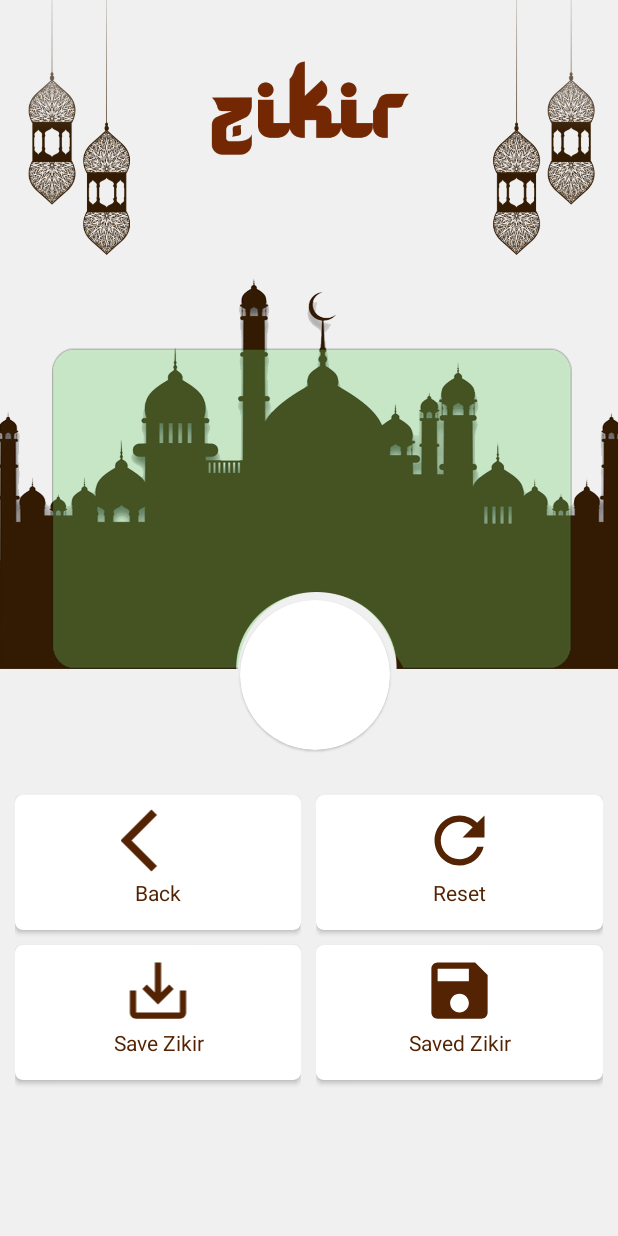
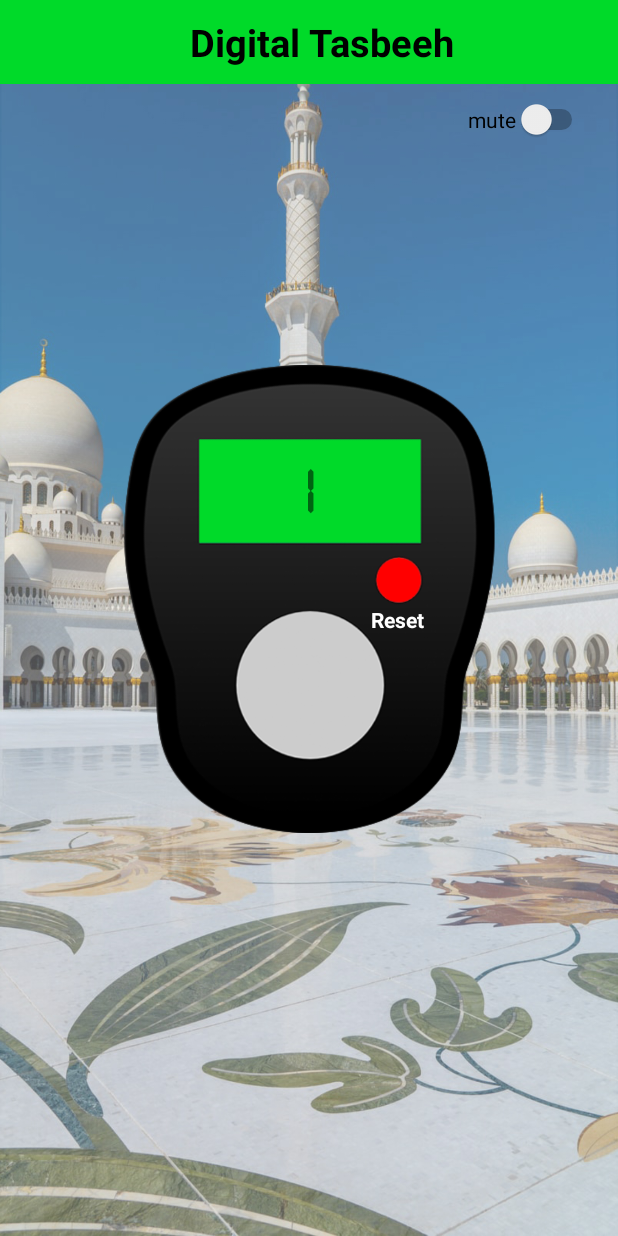
Before and after one commit to abidasobhan19/Digital_Tajbi, an Android app: the screen it shows after launch (UiActivity before the commit, MainActivity after it), on a phone screen of 412 x 824 dp. Run offline under Robolectric (Android 15) with nearby library versions, the phone set to English and light mode, and no system bars.

Commit message:
Revert "0104"

```diff
--- a/app/src/main/java/com/forbitbd/islam/UiActivity.java
+++ /dev/null
@@ -1,14 +0,0 @@
-package com.forbitbd.islam;
-
-import androidx.appcompat.app.AppCompatActivity;
-
-import android.os.Bundle;
-
-public class UiActivity extends AppCompatActivity {
-
-    @Override
-    protected void onCreate(Bundle savedInstanceState) {
-        super.onCreate(savedInstanceState);
-        setContentView(R.layout.activity_ui);
-    }
-}
--- a/app/src/main/res/drawable/ic_back.xml
+++ /dev/null
@@ -1,11 +0,0 @@
-<vector xmlns:android="http://schemas.android.com/apk/res/android"
-    android:width="24dp"
-    android:height="24dp"
-    android:viewportWidth="24"
-    android:viewportHeight="24"
-    android:tint="?attr/color"
-    android:autoMirrored="true">
-  <path
-      android:fillColor="@color/main"
-      android:pathData="M11.67,3.87L9.9,2.1 0,12l9.9,9.9 1.77,-1.77L3.54,12z"/>
-</vector>
--- a/app/src/main/res/drawable/ic_baseline_refresh_24.xml
+++ /dev/null
@@ -1,10 +0,0 @@
-<vector xmlns:android="http://schemas.android.com/apk/res/android"
-    android:width="24dp"
-    android:height="24dp"
-    android:viewportWidth="24"
-    android:viewportHeight="24"
-    android:tint="?attr/color">
-  <path
-      android:fillColor="@color/main"
-      android:pathData="M17.65,6.35C16.2,4.9 14.21,4 12,4c-4.42,0 -7.99,3.58 -7.99,8s3.57,8 7.99,8c3.73,0 6.84,-2.55 7.73,-6h-2.08c-0.82,2.33 -3.04,4 -5.65,4 -3.31,0 -6,-2.69 -6,-6s2.69,-6 6,-6c1.66,0 3.14,0.69 4.22,1.78L13,11h7V4l-2.35,2.35z"/>
-</vector>
--- a/app/src/main/res/drawable/ic_baseline_save_alt_24.xml
+++ /dev/null
@@ -1,10 +0,0 @@
-<vector xmlns:android="http://schemas.android.com/apk/res/android"
-    android:width="24dp"
-    android:height="24dp"
-    android:viewportWidth="24"
-    android:viewportHeight="24"
-    android:tint="?attr/color">
-  <path
-      android:fillColor="@color/main"
-      android:pathData="M19,12v7L5,19v-7L3,12v7c0,1.1 0.9,2 2,2h14c1.1,0 2,-0.9 2,-2v-7h-2zM13,12.67l2.59,-2.58L17,11.5l-5,5 -5,-5 1.41,-1.41L11,12.67L11,3h2z"/>
-</vector>
--- a/app/src/main/res/drawable/saved.xml
+++ /dev/null
@@ -1,10 +0,0 @@
-<vector xmlns:android="http://schemas.android.com/apk/res/android"
-    android:width="24dp"
-    android:height="24dp"
-    android:viewportWidth="24"
-    android:viewportHeight="24"
-    android:tint="?attr/color">
-  <path
-      android:fillColor="@color/main"
-      android:pathData="M17,3L5,3c-1.11,0 -2,0.9 -2,2v14c0,1.1 0.89,2 2,2h14c1.1,0 2,-0.9 2,-2L21,7l-4,-4zM12,19c-1.66,0 -3,-1.34 -3,-3s1.34,-3 3,-3 3,1.34 3,3 -1.34,3 -3,3zM15,9L5,9L5,5h10v4z"/>
-</vector>
--- a/app/src/main/res/layout/activity_main.xml
+++ b/app/src/main/res/layout/activity_main.xml
@@ -7,8 +7,24 @@
     android:layout_height="match_parent"
     android:orientation="vertical"
     tools:context=".MainActivity"
-    android:background="@drawable/digital_tasbih">
+    android:background="@drawable/mosque">
 
+    <com.google.android.material.appbar.MaterialToolbar
+        android:id="@+id/toolbar"
+        android:layout_width="match_parent"
+        android:background="@color/green"
+        android:layout_height="wrap_content">
+
+        <TextView
+            android:layout_width="match_parent"
+            android:layout_height="wrap_content"
+            android:textSize="25sp"
+            android:textStyle="bold"
+            android:text="Digital Tasbeeh"
+            android:gravity="center"
+            android:textColor="@color/black"/>
+
+    </com.google.android.material.appbar.MaterialToolbar>
 
     <Switch
         android:id="@+id/mute"
@@ -17,8 +33,7 @@
         android:layout_gravity="end"
         android:layout_marginTop="10dp"
         android:layout_marginEnd="20dp"
-        android:text="mute"
-        android:textColor="@color/white"/>
+        android:text="mute"/>
 
     <RelativeLayout
         android:layout_width="match_parent"
@@ -29,14 +44,8 @@
             android:scaleType="fitCenter"
             android:layout_width="match_parent"
             android:layout_height="wrap_content"
-            android:padding="50dp"
+            android:layout_margin="50dp"
             android:src="@drawable/tasbih" />
-
-        <LinearLayout
-            android:layout_width="match_parent"
-            android:layout_height="wrap_content"
-            android:orientation="vertical"
-            android:gravity="center">
 
         <TextView
             android:gravity="center"
@@ -46,33 +55,30 @@
             android:fontFamily="@font/seven"
             android:layout_width="match_parent"
             android:layout_height="50dp"
-                android:layout_marginTop="207dp"/>
-
-            <com.google.android.material.button.MaterialButton
-                android:background="@color/Transparent"
-                android:layout_marginLeft="57dp"
-                android:layout_marginTop="10dp"
-                android:id="@+id/btn_reset"
-                android:layout_width="40dp"
-                android:layout_height="40dp"/>
+            android:layout_marginTop="210dp"/>
 
         <com.google.android.material.button.MaterialButton
             android:background="@drawable/effect"
             android:id="@+id/btn"
             android:layout_width="100dp"
             android:layout_height="100dp"
-                android:layout_gravity="center"
-               android:layout_marginTop="5dp" />
+            android:layout_marginLeft="155dp"
+            android:layout_marginTop="310dp" />
 
-        </LinearLayout>
-
+        <com.google.android.material.button.MaterialButton
+            android:background="@color/Transparent"
+            android:layout_marginLeft="247dp"
+            android:layout_marginTop="273dp"
+            android:id="@+id/btn_reset"
+            android:layout_width="40dp"
+            android:layout_height="40dp"/>
 
         <TextView
             android:gravity="center"
             android:text="Reset"
             android:textColor="@color/white"
             android:textStyle="bold"
-            android:layout_marginLeft="244dp"
+            android:layout_marginLeft="240dp"
             android:layout_marginTop="310dp"
             android:layout_width="50dp"
             android:layout_height="wrap_content"
--- a/app/src/main/res/layout/activity_ui.xml
+++ /dev/null
@@ -1,172 +0,0 @@
-<?xml version="1.0" encoding="utf-8"?>
-<LinearLayout
-    xmlns:android="http://schemas.android.com/apk/res/android"
-    xmlns:app="http://schemas.android.com/apk/res-auto"
-    xmlns:tools="http://schemas.android.com/tools"
-    android:layout_width="match_parent"
-    android:layout_height="match_parent"
-    android:background="@drawable/dfffdasfs"
-    tools:context=".UiActivity">
-
-    <LinearLayout
-        android:layout_width="match_parent"
-        android:layout_height="wrap_content"
-        android:orientation="vertical">
-
-        <TextView
-            android:gravity="center"
-            android:textSize="40sp"
-            android:textStyle="bold"
-            android:fontFamily="@font/seven"
-            android:layout_width="match_parent"
-            android:layout_height="50dp"
-            android:textColor="@color/white"
-            android:layout_marginTop="250dp"/>
-
-        <com.google.android.material.card.MaterialCardView
-            android:layout_width="100dp"
-            android:layout_height="100dp"
-            android:clickable="true"
-            android:layout_marginTop="100dp"
-            android:layout_marginLeft="160dp"
-            app:cardCornerRadius="100dp"/>
-
-            <LinearLayout
-                android:layout_width="match_parent"
-                android:layout_height="wrap_content"
-                android:orientation="horizontal"
-                android:layout_marginLeft="10dp"
-                android:layout_marginTop="30dp">
-
-                <LinearLayout
-                    android:layout_width="0dp"
-                    android:layout_weight="1"
-                    android:layout_height="wrap_content"
-                    android:orientation="vertical"
-                    android:layout_marginRight="10dp">
-
-                    <com.google.android.material.card.MaterialCardView
-                        android:layout_width="match_parent"
-                        android:layout_height="90dp"
-                        app:cardCornerRadius="5dp"
-                        app:cardElevation="2dp"
-                        android:layout_marginBottom="10dp">
-
-                        <LinearLayout
-                            android:layout_width="match_parent"
-                            android:layout_height="wrap_content"
-                            android:orientation="vertical">
-
-                            <ImageView
-                                android:layout_width="match_parent"
-                                android:layout_height="50dp"
-                                android:src="@drawable/ic_back"
-                                android:layout_marginTop="5dp"
-                                android:layout_gravity="center" />
-                            <TextView
-                                android:layout_width="match_parent"
-                                android:layout_height="wrap_content"
-                                android:gravity="center"
-                                android:textColor="@color/main"
-                                android:text="Back"/>
-                        </LinearLayout>
-                    </com.google.android.material.card.MaterialCardView>
-                    <com.google.android.material.card.MaterialCardView
-                        android:layout_width="match_parent"
-                        android:layout_height="90dp"
-                        app:cardCornerRadius="5dp"
-                        app:cardElevation="2dp"
-                        android:layout_marginBottom="10dp">
-
-                        <LinearLayout
-                            android:layout_width="match_parent"
-                            android:layout_height="wrap_content"
-                            android:orientation="vertical">
-
-                            <ImageView
-                                android:layout_width="match_parent"
-                                android:layout_height="50dp"
-                                android:src="@drawable/ic_baseline_save_alt_24"
-                                android:layout_marginTop="5dp"
-                                android:layout_gravity="center" />
-                            <TextView
-                                android:layout_width="match_parent"
-                                android:layout_height="wrap_content"
-                                android:gravity="center"
-                                android:textColor="@color/main"
-                                android:text="Save Zikir"/>
-                        </LinearLayout>
-                    </com.google.android.material.card.MaterialCardView>
-
-                </LinearLayout>
-
-                <LinearLayout
-                    android:layout_width="0dp"
-                    android:layout_weight="1"
-                    android:layout_height="match_parent"
-                    android:orientation="vertical"
-                    android:layout_marginRight="10dp">
-
-                    <com.google.android.material.card.MaterialCardView
-                        android:layout_width="match_parent"
-                        android:layout_height="90dp"
-                        app:cardCornerRadius="5dp"
-                        app:cardElevation="2dp"
-                        android:layout_marginBottom="10dp">
-
-                        <LinearLayout
-                            android:layout_width="match_parent"
-                            android:layout_height="wrap_content"
-                            android:orientation="vertical">
-
-                            <ImageView
-                                android:layout_width="match_parent"
-                                android:layout_height="50dp"
-                                android:src="@drawable/ic_baseline_refresh_24"
-                                android:layout_marginTop="5dp"
-                                android:layout_gravity="center" />
-                            <TextView
-                                android:layout_width="match_parent"
-                                android:layout_height="wrap_content"
-                                android:gravity="center"
-                                android:textColor="@color/main"
-                                android:text="Reset"/>
-                        </LinearLayout>
-                    </com.google.android.material.card.MaterialCardView>
-                    <com.google.android.material.card.MaterialCardView
-                        android:layout_width="match_parent"
-                        android:layout_height="90dp"
-                        app:cardCornerRadius="5dp"
-                        app:cardElevation="2dp"
-                        android:layout_marginBottom="10dp">
-
-                        <LinearLayout
-                            android:layout_width="match_parent"
-                            android:layout_height="wrap_content"
-                            android:orientation="vertical">
-
-                            <ImageView
-                                android:layout_width="match_parent"
-                                android:layout_height="50dp"
-                                android:src="@drawable/saved"
-                                android:layout_marginTop="5dp"
-                                android:layout_gravity="center" />
-                            <TextView
-                                android:layout_width="match_parent"
-                                android:layout_height="wrap_content"
-                                android:gravity="center"
-                                android:textColor="@color/main"
-                                android:text="Saved Zikir"/>
-                        </LinearLayout>
-
-                    </com.google.android.material.card.MaterialCardView>
-
-                </LinearLayout>
-
-            </LinearLayout>
-
-    </LinearLayout>
-
-
-
-</LinearLayout>
--- a/app/src/main/res/values/colors.xml
+++ b/app/src/main/res/values/colors.xml
@@ -8,7 +8,6 @@
     <color name="black">#FF000000</color>
     <color name="white">#FFFFFFFF</color>
     <color name="green">#00da29</color>
-    <color name="main">#532303</color>
     <color name="Transparent">#00FFFFFF</color>
 
 </resources>
--- a/app/src/main/res/values/themes.xml
+++ b/app/src/main/res/values/themes.xml
@@ -3,7 +3,7 @@
     <style name="Theme.Islam" parent="Theme.MaterialComponents.DayNight.NoActionBar">
         <!-- Primary brand color. -->
         <item name="colorPrimary">@color/green</item>
-        <item name="colorPrimaryVariant">#532303</item>
+        <item name="colorPrimaryVariant">@color/green</item>
         <item name="colorOnPrimary">@color/white</item>
         <!-- Secondary brand color. -->
         <item name="colorSecondary">@color/teal_200</item>
```
Also changed, not shown: app/src/main/AndroidManifest.xml (+7 -4 lines), app/src/main/res/drawable/dfffdasfs.jpg (deleted), app/src/main/res/drawable/digital_tasbih.jpg (deleted), app/src/main/res/drawable/fffffff.jpg (deleted), app/src/main/res/drawable/header.jpg (deleted), app/src/main/res/drawable/masjid.jpg (deleted), app/src/main/res/drawable/tasbih.png, app/src/main/res/drawable/zikir.jpg (deleted), app/src/main/res/drawable/zikir_app.jpg (deleted), 2 other files. Lines whose indentation alone changed are shown as unchanged.
